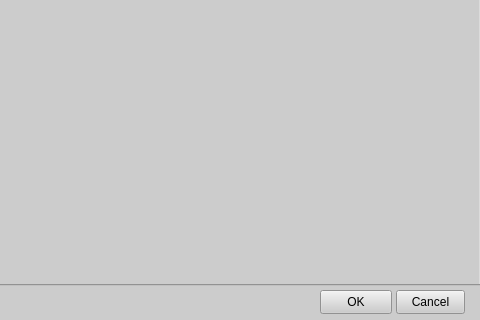
opentrack/opentrack, file facetracknoir/ftnoir_curves.ui: the form before one commit; both pictures show x 490 to 970 and y 335 to 655 of the 970 by 655 pixel window.
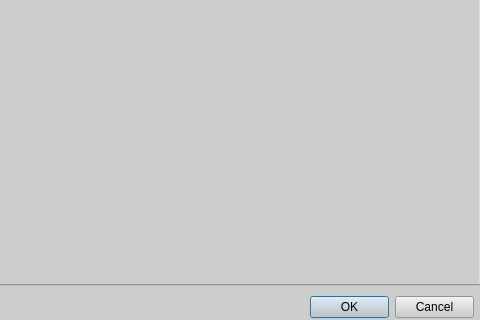
The form after the commit. Icons and pictures are not drawn. Custom widgets are drawn as their Qt base class.

Commit message: use qbuttonbox in curve config

```diff
--- a/facetracknoir/ftnoir_curves.ui
+++ b/facetracknoir/ftnoir_curves.ui
@@ -29,71 +29,6 @@
   <property name="styleSheet">
    <string notr="true">background-color: #ccc;</string>
   </property>
-  <widget class="QPushButton" name="btnOK">
-   <property name="geometry">
-    <rect>
-     <x>810</x>
-     <y>625</y>
-     <width>72</width>
-     <height>24</height>
-    </rect>
-   </property>
-   <property name="sizePolicy">
-    <sizepolicy hsizetype="Preferred" vsizetype="Fixed">
-     <horstretch>0</horstretch>
-     <verstretch>0</verstretch>
-    </sizepolicy>
-   </property>
-   <property name="minimumSize">
-    <size>
-     <width>0</width>
-     <height>0</height>
-    </size>
-   </property>
-   <property name="maximumSize">
-    <size>
-     <width>100</width>
-     <height>16777215</height>
-    </size>
-   </property>
-   <property name="styleSheet">
-    <string notr="true"/>
-   </property>
-   <property name="text">
-    <string>OK</string>
-   </property>
-  </widget>
-  <widget class="QPushButton" name="btnCancel">
-   <property name="geometry">
-    <rect>
-     <x>886</x>
-     <y>625</y>
-     <width>69</width>
-     <height>24</height>
-    </rect>
-   </property>
-   <property name="sizePolicy">
-    <sizepolicy hsizetype="Preferred" vsizetype="Fixed">
-     <horstretch>0</horstretch>
-     <verstretch>0</verstretch>
-    </sizepolicy>
-   </property>
-   <property name="minimumSize">
-    <size>
-     <width>0</width>
-     <height>0</height>
-    </size>
-   </property>
-   <property name="maximumSize">
-    <size>
-     <width>100</width>
-     <height>16777215</height>
-    </size>
-   </property>
-   <property name="text">
-    <string>Cancel</string>
-   </property>
-  </widget>
   <widget class="QTabWidget" name="tabWidget">
    <property name="geometry">
     <rect>
@@ -881,6 +816,19 @@
     </widget>
    </widget>
   </widget>
+  <widget class="QDialogButtonBox" name="buttonBox">
+   <property name="geometry">
+    <rect>
+     <x>800</x>
+     <y>630</y>
+     <width>164</width>
+     <height>25</height>
+    </rect>
+   </property>
+   <property name="standardButtons">
+    <set>QDialogButtonBox::Cancel|QDialogButtonBox::Ok</set>
+   </property>
+  </widget>
  </widget>
  <customwidgets>
   <customwidget>
```
The commit also changes 1 other file.
